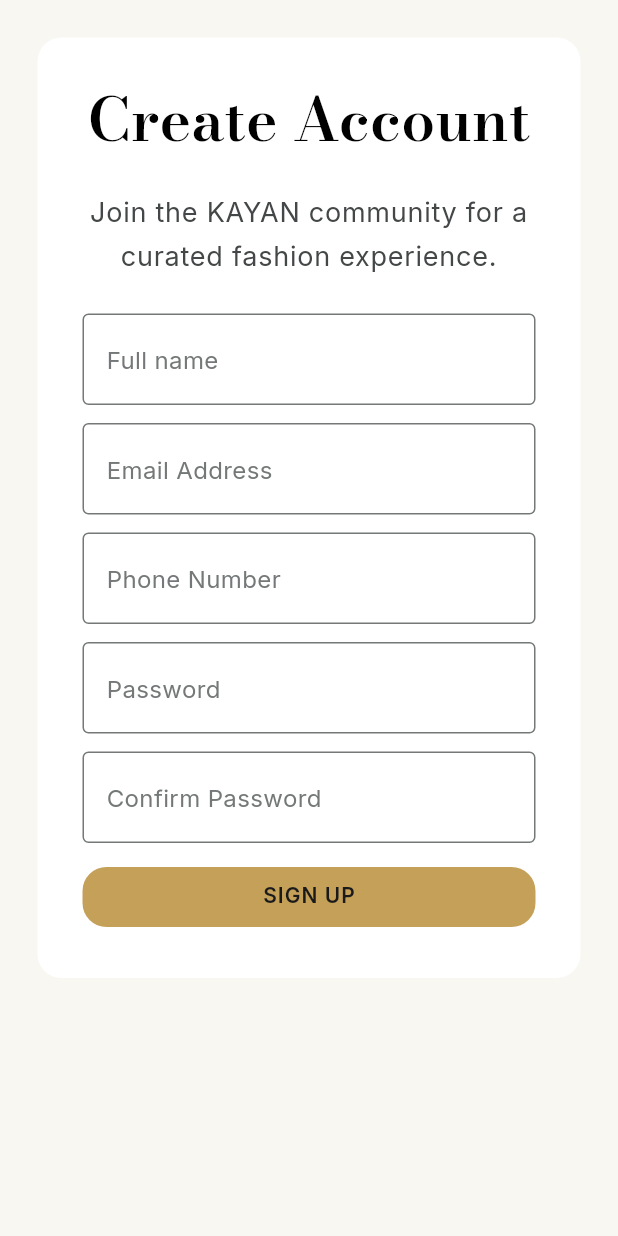
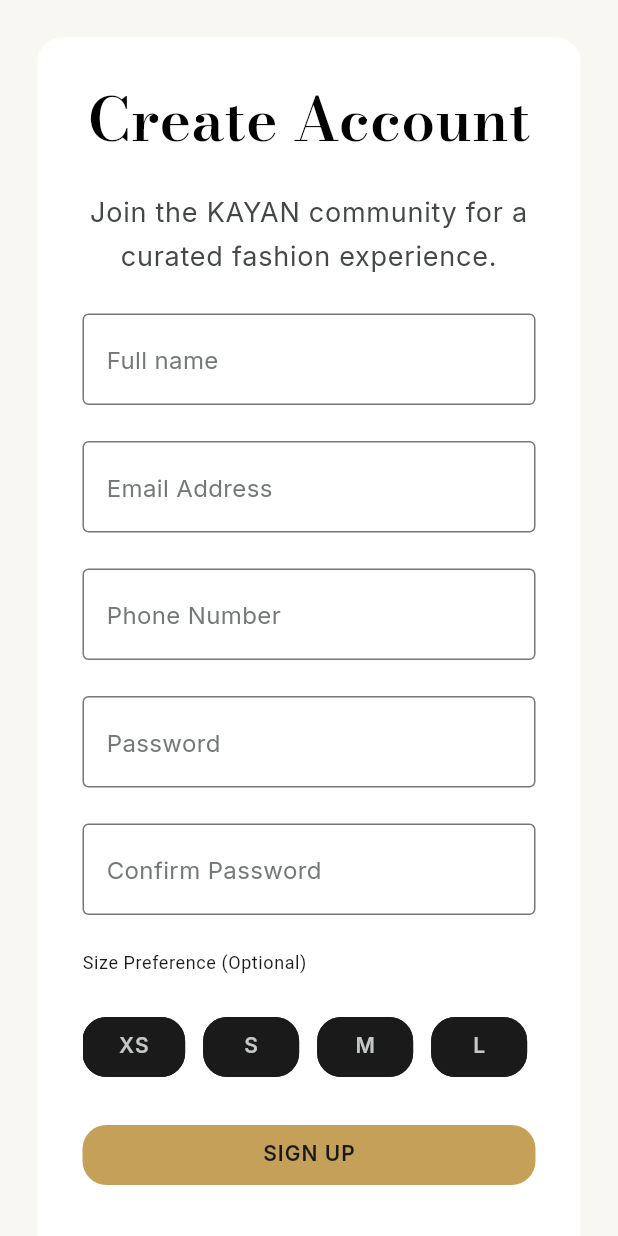
Before and after one commit to asaerxd6767/Kayan_Brand, a Flutter app: the screen it shows after launch, on a phone screen of 412 x 824 dp. Run offline on Flutter 3.47's test engine with Material 3 defaults, Android fonts, the phone set to English and light mode, and no system bars.

Commit message:
feat: Enhance signup screen with size preference selection and login prompt

```diff
--- a/lib/pages/signup_screen.dart
+++ b/lib/pages/signup_screen.dart
@@ -9,6 +9,14 @@
   Widget build(BuildContext context) {
     final textTheme = Theme.of(context).textTheme;
     final colorTheme = Theme.of(context).colorScheme;
+
+    final List<String> sizes = [
+      'XS',
+      'S',
+      'M',
+      'L',
+      'XL'
+    ];
     return Scaffold(
       body: SingleChildScrollView(
         child: Container(
@@ -39,7 +47,7 @@
               // Form
               Form(
                 child: Column(
-                  spacing: KayanSpacing.sm,
+                  spacing: KayanSpacing.md,
                   crossAxisAlignment: .stretch,
                   children: [
                     MyTextField(hintText: 'Full name'),
@@ -47,7 +55,25 @@
                     MyTextField(hintText: 'Phone Number'),
                     MyTextField(hintText: 'Password', isPassword: true),
                     MyTextField(hintText: 'Confirm Password', isPassword: true),
-                    ElevatedButton(onPressed: () {}, child: Text('SIGN UP'))
+
+                    Text('Size Preference (Optional)', style: textTheme.bodySmall,),
+                    SingleChildScrollView(
+                      scrollDirection: .horizontal,
+                      child: Row(
+                        spacing: KayanSpacing.sm,
+                        children:
+                      sizes.map((e) => OutlinedButton(onPressed: () {}, child: Text(e)),).toList(),
+                      ),
+                    ),
+                    ElevatedButton(onPressed: () {}, child: Text('SIGN UP')),
+
+                    Row(
+                      mainAxisAlignment: .center,
+                      children: [
+                        Text('Already have an account?', style: textTheme.bodySmall,),
+                        TextButton(onPressed: () {}, child: Text('Login', style: textTheme.labelLarge,))
+                      ],
+                    ),
                   ],
                 ),
               ),
```
